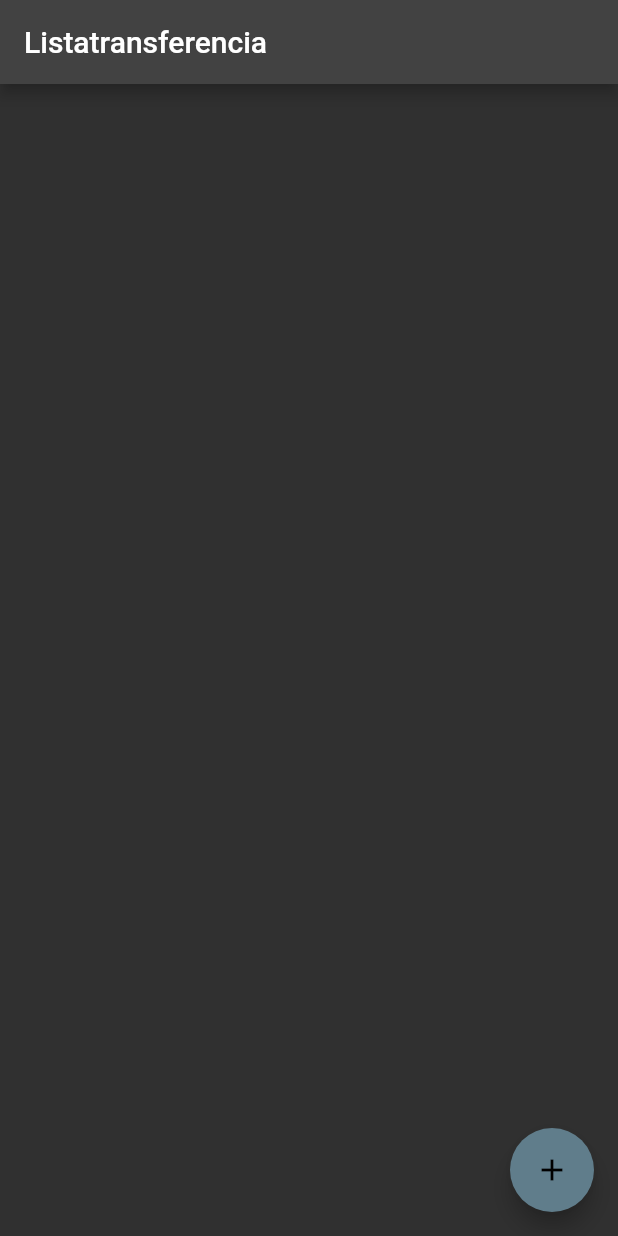
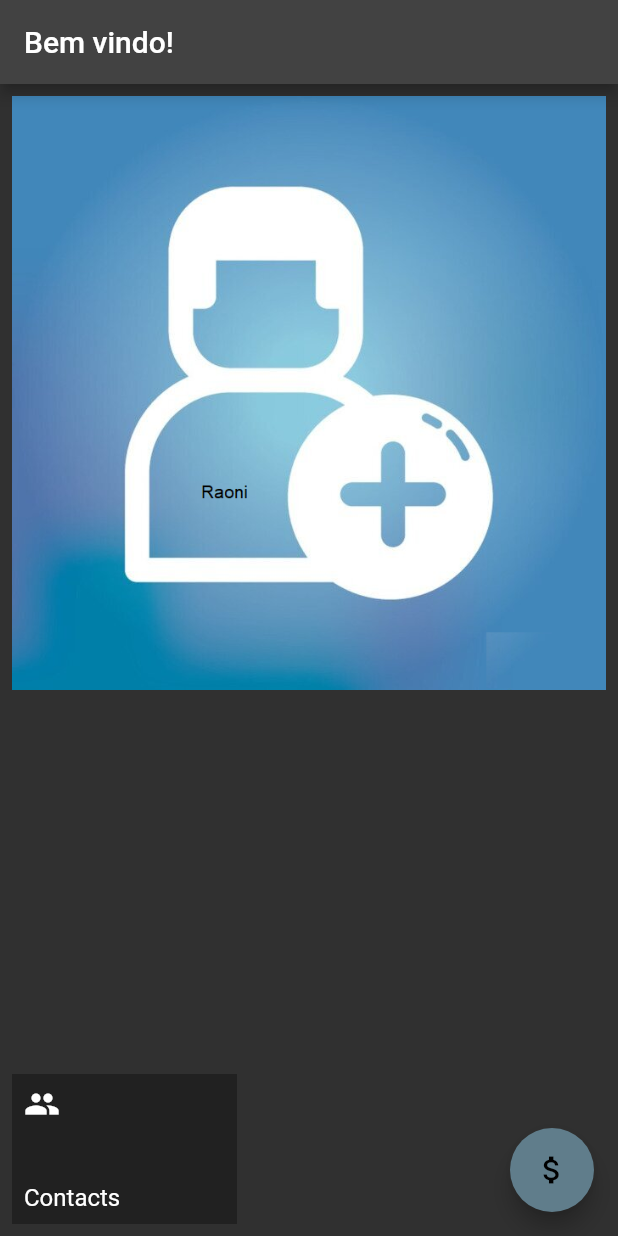
Before and after one commit to raoniii/flutterdojo, a Flutter app: the screen it shows after launch, on a phone screen of 412 x 824 dp. Run offline on Flutter 3.47's test engine with Material 2 defaults, Android fonts, the phone set to English and light mode, and no system bars; our stand-ins replace sqflite; accounts and stored records are empty.

```diff
--- a/lib/main.dart
+++ b/lib/main.dart
@@ -1,7 +1,11 @@
 import 'package:flutter/material.dart';
-import 'package:mobile/screen/transferencias/lista.dart';
+import 'package:mobile/models/contact.dart';
+
+import 'package:mobile/viewer/login/dashboard.dart';
+
 
 void main() => runApp(BytebankApp());
+
 
 class BytebankApp extends StatelessWidget {
   const BytebankApp({Key? key}) : super(key: key);
@@ -10,7 +14,7 @@ class BytebankApp extends StatelessWidget {
   Widget build(BuildContext context) {
     return MaterialApp(
       theme: ThemeData.dark(),
-      home: ListaTransferencias(),
+      home: Dashboard(),
     );
   }
 }
--- /dev/null
+++ b/lib/viewer/login/dashboard.dart
@@ -0,0 +1,81 @@
+import 'package:flutter/material.dart';
+import 'package:mobile/viewer/contatos/contacts_list.dart';
+import 'package:mobile/viewer/transferencias/lista.dart';
+
+const _tituloAppBar = 'Bem vindo!';
+
+class Dashboard extends StatefulWidget {
+  @override
+  State<StatefulWidget> createState() {
+    return DashboardState();
+  }
+}
+
+class DashboardState extends State<Dashboard> {
+  static const IconData attach_money_sharp =
+      IconData(0xe7b0, fontFamily: 'MaterialIcons');
+
+  @override
+  Widget build(BuildContext context) {
+    return Scaffold(
+      appBar: AppBar(
+        title: Text(_tituloAppBar),
+      ),
+      floatingActionButton: FloatingActionButton(
+        onPressed: () {
+          Navigator.push(context, MaterialPageRoute(builder: (context) {
+            return ListaTransferencias();
+          }));
+        },
+        backgroundColor: Colors.blueGrey,
+        child: Icon(attach_money_sharp),
+      ),
+      body: GestureDetector(
+        onTap: () {
+      Navigator.of(context).push(
+        (MaterialPageRoute(
+          builder: (context) => ContactsList(),
+        )),
+      );
+    },
+        child: Column(
+          mainAxisAlignment: MainAxisAlignment.spaceBetween,
+          crossAxisAlignment: CrossAxisAlignment.start,
+          children: <Widget>[
+            Padding(
+              padding: const EdgeInsets.all(8.0),
+              child: Image.asset('images/logo.png'),
+            ),
+            Padding(
+              padding: const EdgeInsets.all(8.0),
+              child: GestureDetector(
+                child: Container(
+                  padding: EdgeInsets.all(8.0),
+                  height: 100,
+                  width: 150,
+                  color: Theme.of(context).primaryColor,
+                  child: Column(
+                    mainAxisAlignment: MainAxisAlignment.spaceBetween,
+                    crossAxisAlignment: CrossAxisAlignment.start,
+                    children: <Widget>[
+                      Icon(
+                        Icons.people,
+                        size: 24.0,
+                      ),
+                      Text(
+                        'Contacts',
+                        style: TextStyle(
+                          fontSize: 16.0,
+                        ),
+                      )
+                    ],
+                  ),
+                ),
+              ),
+            )
+          ],
+        ),
+      ),
+    );
+  }
+}
--- a/lib/screen/transferencias/lista.dart
+++ b/lib/viewer/transferencias/lista.dart
@@ -1,7 +1,7 @@
 //tela inicial mostra lista de transferencias
 import 'package:flutter/material.dart';
 import 'package:mobile/models/transferencia.dart';
-import 'package:mobile/screen/transferencias/formulario.dart';
+import 'package:mobile/viewer/transferencias/formulario.dart';
 
 const _tituloAppBar = 'Listatransferencia';
 
```
Also changed, not shown: lib/database/app_database.dart (added, +17 -0 lines), lib/database/dao/contactdao.dart (added, +48 -0 lines), lib/models/contact.dart (added, +16 -0 lines), lib/viewer/contatos/contacts_list.dart (added, +103 -0 lines), lib/viewer/contatos/contatosformulario.dart (added, +69 -0 lines), pubspec.yaml (+5 -3 lines), images/logo.png (added), lib/viewer/transferencias/formulario.dart (renamed from lib/screen/transferencias/formulario.dart), pubspec.lock.
